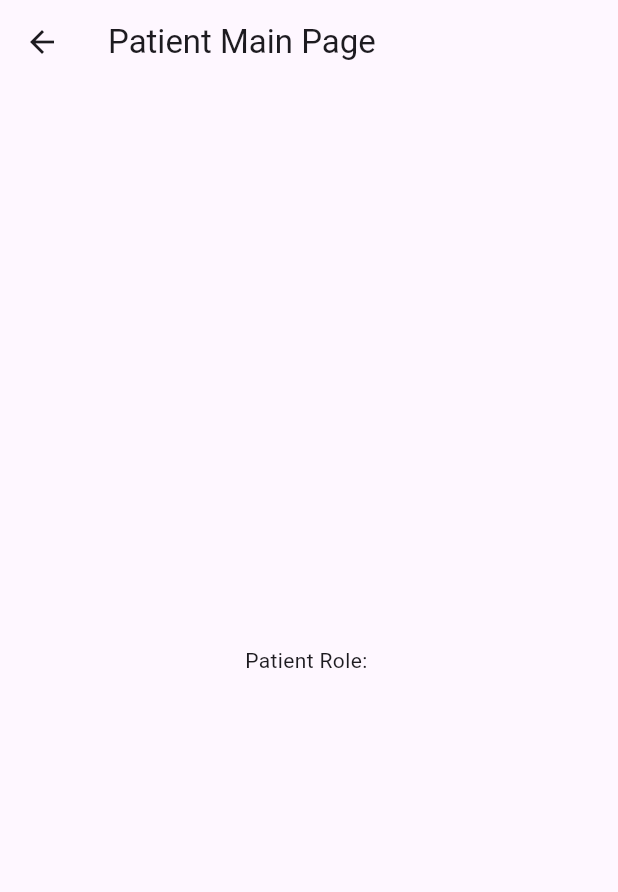
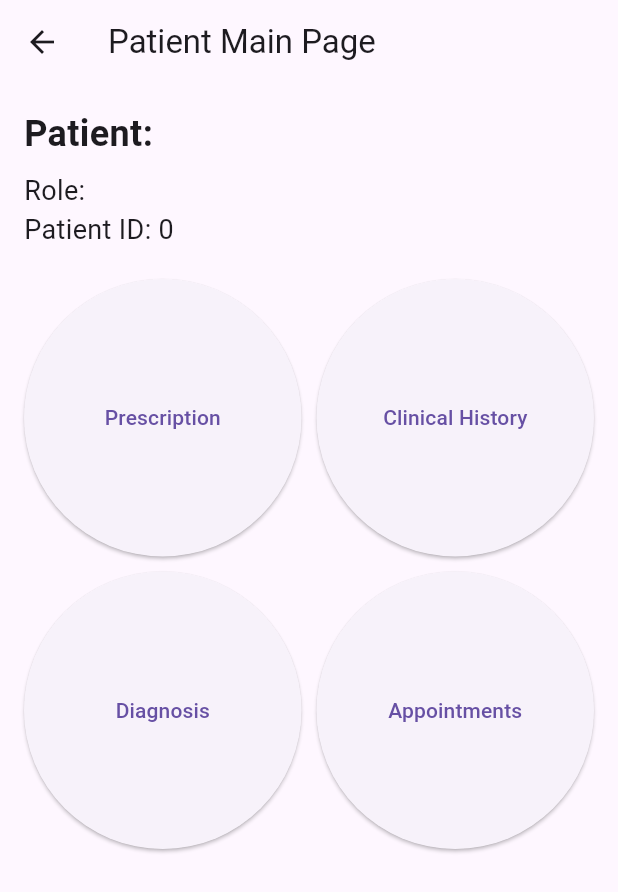
Before and after one commit to MindTrack-WX64/MInd_Track_App_Flutter, a Flutter app: the PatientMainPage screen opened directly with empty values, on a phone screen of 412 x 824 dp. Shown: the top 892 px of the screen. Run offline on Flutter 3.47's test engine with Material 3 defaults, Android fonts, the phone set to English and light mode, and no system bars; network calls fail.

Commit message:
feat: adding patient management for all segments

```diff
--- a/lib/auth/ui/pages/login_page.dart
+++ b/lib/auth/ui/pages/login_page.dart
@@ -34,7 +34,11 @@ class _LoginPageState extends State<LoginPage> {
         Navigator.push(
           context,
           MaterialPageRoute(
-            builder: (context) => PatientMainPage(role: user.role),
+            builder: (context) => PatientMainPage(
+              role: user.role,
+              patientName: user.username, // Assuming username is the patient's name
+              patientId: user.id,
+            ),
           ),
         );
       } else {
--- a/lib/auth/ui/pages/patient_main_page.dart
+++ b/lib/auth/ui/pages/patient_main_page.dart
@@ -1,17 +1,114 @@
 import 'package:flutter/material.dart';
+import 'package:mind_track_app/prescription_management/ui/pages/medication_page.dart';
+import 'package:mind_track_app/clinical-history/ui/pages/clinical-history-page.dart';
+import 'package:mind_track_app/appointments-management/ui/pages/appointments-page.dart';
+import 'package:mind_track_app/diagnosis-management/ui/pages/diagnosis-page.dart';
 
 class PatientMainPage extends StatelessWidget {
   final String role;
+  final String patientName;
+  final int patientId;
 
-  const PatientMainPage({Key? key, required this.role}) : super(key: key);
+  const PatientMainPage({
+    Key? key,
+    required this.role,
+    required this.patientName,
+    required this.patientId,
+  }) : super(key: key);
 
   @override
   Widget build(BuildContext context) {
     return Scaffold(
       appBar: AppBar(title: Text('Patient Main Page')),
-      body: Center(
-        child: Text('Patient Role: $role'),
+      body: Padding(
+        padding: const EdgeInsets.all(16.0),
+        child: Column(
+          crossAxisAlignment: CrossAxisAlignment.start,
+          children: [
+            Text(
+              'Patient: $patientName',
+              style: TextStyle(fontSize: 24, fontWeight: FontWeight.bold),
+            ),
+            SizedBox(height: 8),
+            Text(
+              'Role: $role',
+              style: TextStyle(fontSize: 18),
+            ),
+            Text(
+              'Patient ID: $patientId',
+              style: TextStyle(fontSize: 18),
+            ),
+            SizedBox(height: 20),
+            Expanded(
+              child: GridView.count(
+                crossAxisCount: 2,
+                crossAxisSpacing: 10,
+                mainAxisSpacing: 10,
+                children: [
+                  _buildGridButton(context, 'Prescription', role, patientId),
+                  _buildGridButton(context, 'Clinical History', role, patientId),
+                  _buildGridButton(context, 'Diagnosis', role, patientId),
+                  _buildGridButton(context, 'Appointments', role, patientId),
+                ],
+              ),
+            ),
+          ],
+        ),
       ),
     );
   }
+
+  Widget _buildGridButton(BuildContext context, String text, String role, int patientId) {
+    if (role == 'patient' && text == 'Prescription') {
+      return SizedBox.shrink(); // Hide the button for patients
+    }
+
+    return ElevatedButton(
+      onPressed: () {
+        if (text == 'Prescription') {
+          Navigator.push(
+            context,
+            MaterialPageRoute(
+              builder: (context) => MedicationPage(
+                patientId: patientId,
+                role: this.role, // Pass the role here
+              ),
+            ),
+          );
+        } else if (text == 'Clinical History') {
+          Navigator.push(
+            context,
+            MaterialPageRoute(
+              builder: (context) => ClinicalHistoryPage(
+                patientId: patientId,
+                clinicalHistoryId: patientId,
+                patientName: patientName,
+                role: role, // Pass the role here
+              ),
+            ),
+          );
+        } else if (text == 'Appointments') {
+          Navigator.push(
+            context,
+            MaterialPageRoute(
+              builder: (context) => AppointmentsPage(patientId: patientId),
+            ),
+          );
+        } else if (text == 'Diagnosis') {
+          Navigator.push(
+            context,
+            MaterialPageRoute(
+              builder: (context) => DiagnosisPage(
+                patientId: patientId,
+                role: role, // Pass the role here
+              ),
+            ),
+          );
+        } else {
+          // Handle other button presses
+        }
+      },
+      child: Text(text),
+    );
+  }
 }
--- a/lib/auth/ui/pages/professional_main_page.dart
+++ b/lib/auth/ui/pages/professional_main_page.dart
@@ -59,7 +59,10 @@ class _ProfessionalMainPageState extends State<ProfessionalMainPage> {
                   Navigator.push(
                     context,
                     MaterialPageRoute(
-                      builder: (context) => PatientManagementPage(professionalId: widget.professionalId),
+                      builder: (context) => PatientManagementPage(
+                        professionalId: widget.professionalId,
+                        role: 'professional', // Pass the role here
+                      ),
                     ),
                   );
                 }),
--- a/lib/main.dart
+++ b/lib/main.dart
@@ -9,6 +9,7 @@ class MyApp extends StatelessWidget {
   @override
   Widget build(BuildContext context) {
     return MaterialApp(
+      debugShowCheckedModeBanner: false,
       title: 'Flutter Login Demo',
       theme: ThemeData(
         primarySwatch: Colors.blue,
--- a/lib/prescription_management/ui/pages/medication_page.dart
+++ b/lib/prescription_management/ui/pages/medication_page.dart
@@ -6,8 +6,9 @@ import 'package:mind_track_app/prescription_management/ui/pages/medication_form.
 
 class MedicationPage extends StatefulWidget {
   final int patientId;
+  final String role; // Add role parameter
 
-  const MedicationPage({Key? key, required this.patientId}) : super(key: key);
+  const MedicationPage({Key? key, required this.patientId, required this.role}) : super(key: key);
 
   @override
   _MedicationPageState createState() => _MedicationPageState();
@@ -46,6 +47,7 @@ class _MedicationPageState extends State<MedicationPage> {
       appBar: AppBar(
         title: Text('Prescription'),
         actions: [
+          if (widget.role == 'professional') // Show button only for professionals
             IconButton(
               icon: Icon(Icons.add),
               onPressed: () {
--- a/lib/shared/pages/patient-new-page.dart
+++ b/lib/shared/pages/patient-new-page.dart
@@ -8,7 +8,7 @@ import 'package:mind_track_app/shared/models/patient.dart';
 class AddPatientPage extends StatefulWidget {
   final int professionalId;
 
-  const AddPatientPage({Key? key, required this.professionalId}) : super(key: key);
+  const AddPatientPage({Key? key, required this.professionalId});
 
   @override
   _AddPatientPageState createState() => _AddPatientPageState();
```
Also changed, not shown: lib/patient-management/ui/pages/patient_management.dart (+25 -10 lines). Lines whose indentation alone changed are shown as unchanged.
